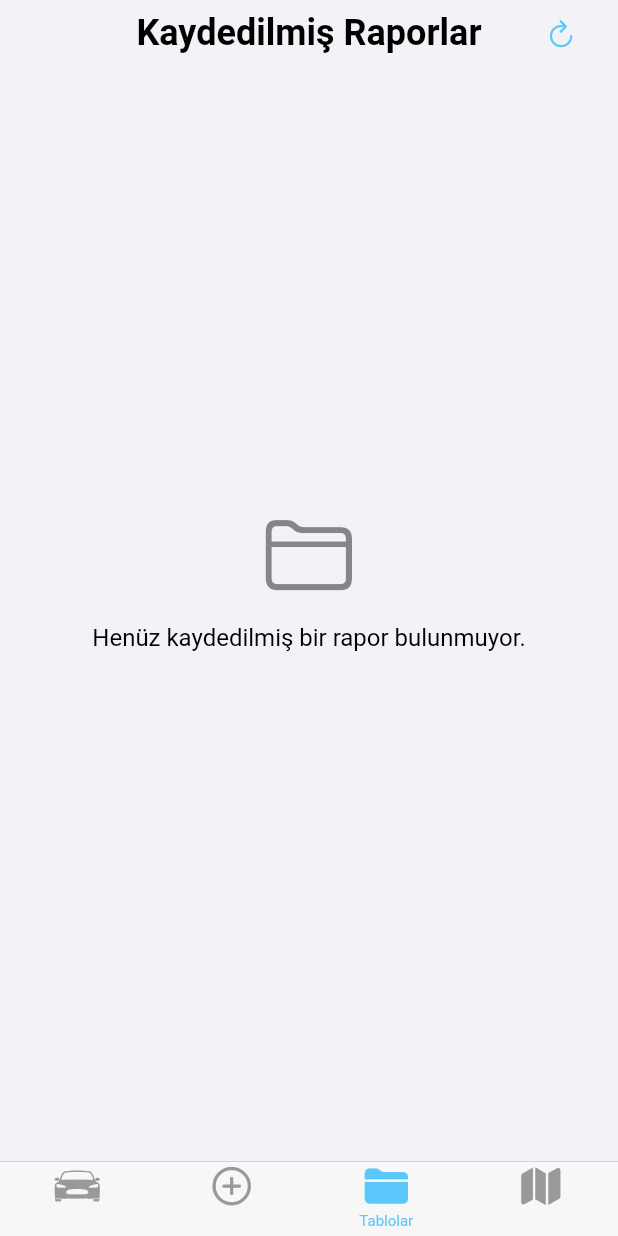
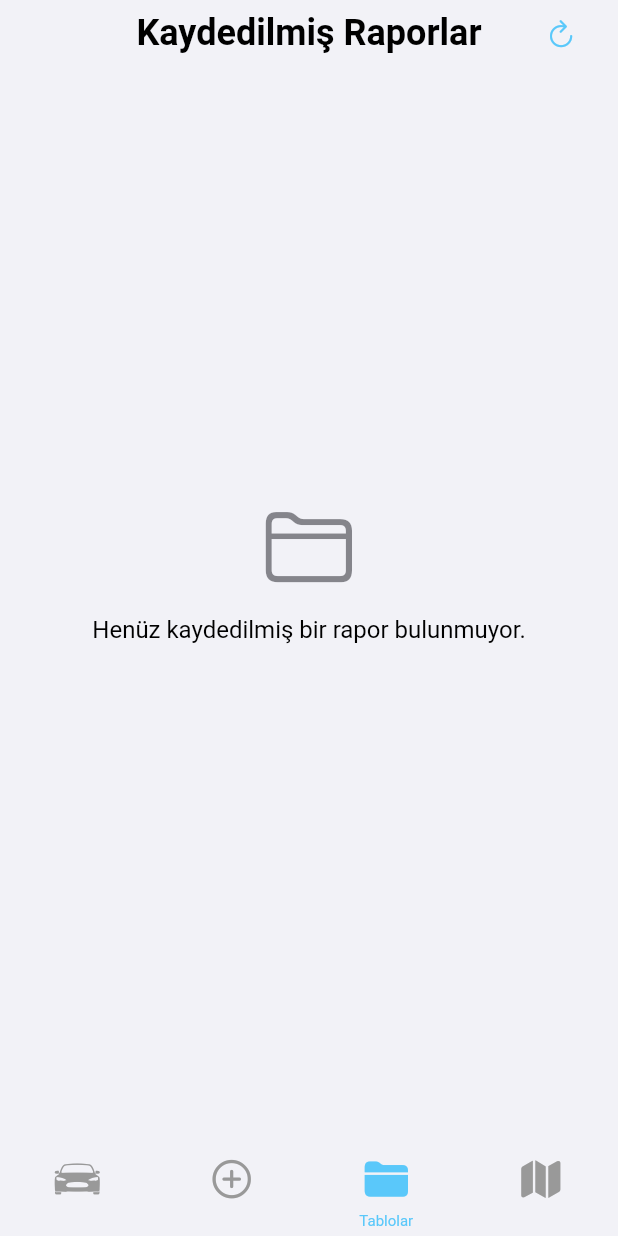
Before and after one commit to Bavsimus/MileageLogApp, a Flutter app: the screen it shows after launch, swiped to page 3, on a phone screen of 412 x 824 dp. Run offline on Flutter 3.47's test engine with Material 3 defaults, Android fonts, the light colour scheme and no system bars; our stand-ins replace data_table_2, google_fonts, open_filex, share_plus, shared_preferences; missing offline and left inert: excel.

Commit message:
navbar upd

```diff
--- a/mileage_log_app/lib/screens/navigation_root.dart
+++ b/mileage_log_app/lib/screens/navigation_root.dart
@@ -60,6 +60,11 @@ class _NavigationRootState extends State<NavigationRoot> {
           ),
         ),
         CupertinoTabBar(
+          height: 60,
+          backgroundColor: CupertinoColors.tertiarySystemGroupedBackground,
+          border: Border(
+            top: BorderSide.none, // Üst çizgiyi kaldırır
+          ),
           currentIndex: _currentIndex,
           onTap: (index) {
             _pageController.animateToPage(
```
